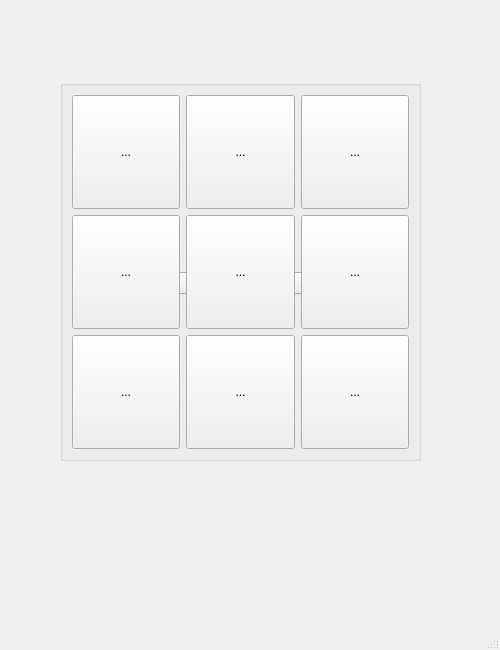
Qt form mainwindow.ui (bledniyyy/TicTacVersus) before a commit.
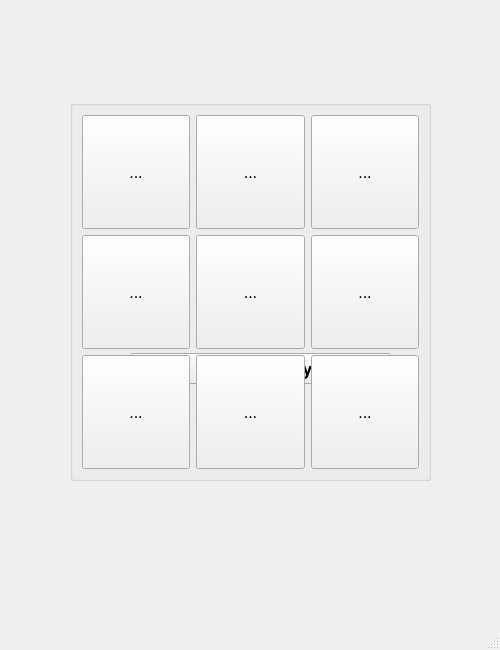
The same form after that commit.

What changed in the file:
```diff
--- a/mainwindow.ui
+++ b/mainwindow.ui
@@ -33,7 +33,7 @@
     <property name="geometry">
      <rect>
       <x>130</x>
-      <y>210</y>
+      <y>300</y>
       <width>261</width>
       <height>111</height>
      </rect>
@@ -56,6 +56,14 @@
       <layout class="QVBoxLayout" name="verticalLayout_4">
        <item>
         <widget class="QPushButton" name="StartButton">
+         <property name="font">
+          <font>
+           <family>Pixelify Sans</family>
+           <pointsize>12</pointsize>
+           <italic>false</italic>
+           <bold>true</bold>
+          </font>
+         </property>
          <property name="text">
           <string>Начать игру</string>
          </property>
@@ -82,12 +90,17 @@
     </property>
     <property name="geometry">
      <rect>
-      <x>60</x>
-      <y>80</y>
+      <x>70</x>
+      <y>100</y>
       <width>361</width>
       <height>381</height>
      </rect>
     </property>
+    <property name="font">
+     <font>
+      <pointsize>12</pointsize>
+     </font>
+    </property>
     <property name="title">
      <string/>
     </property>
```
Left out of the diff: 2 changed lines with no effect on the pictures.
